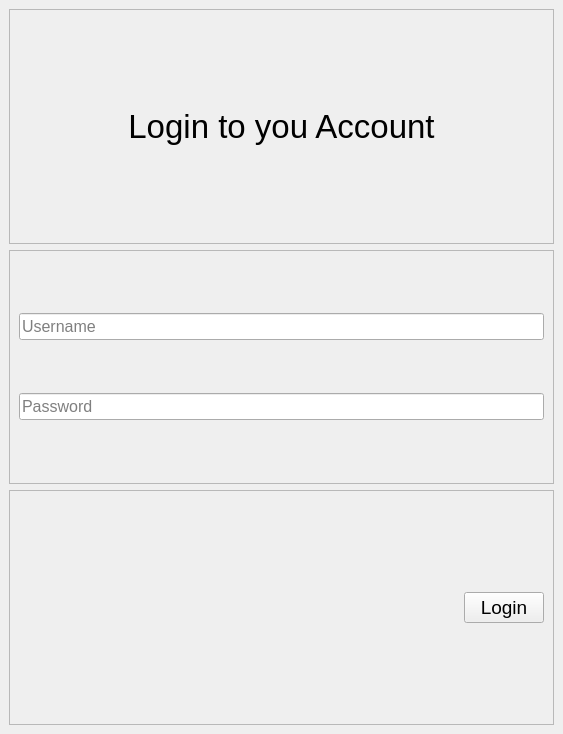
Before: the Qt Designer form ui/screens/loginwindow.ui in ahmedivy/hr-ms, drawn with Qt 5.
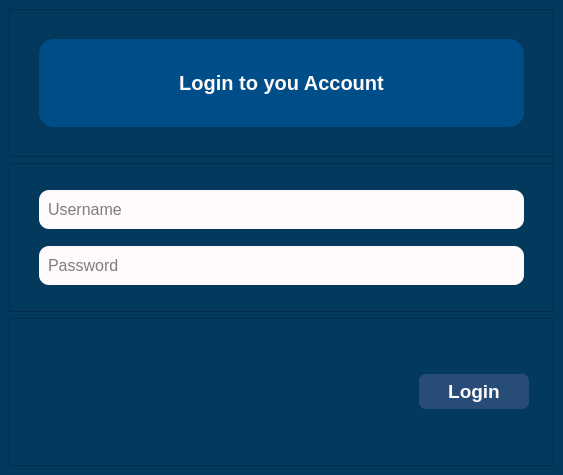
After: the same form once the commit is applied.

The edit to the form file:
```diff
--- a/ui/screens/loginwindow.ui
+++ b/ui/screens/loginwindow.ui
@@ -7,12 +7,15 @@
     <x>0</x>
     <y>0</y>
     <width>563</width>
-    <height>734</height>
+    <height>475</height>
    </rect>
   </property>
   <property name="windowTitle">
    <string>MainWindow</string>
   </property>
+  <property name="styleSheet">
+   <string notr="true">background-color:#04395e;</string>
+  </property>
   <widget class="QWidget" name="centralwidget">
    <layout class="QVBoxLayout" name="verticalLayout_2">
     <item>
@@ -28,9 +31,21 @@
         <widget class="QLabel" name="label">
          <property name="font">
           <font>
-           <pointsize>25</pointsize>
+           <pointsize>-1</pointsize>
+           <italic>false</italic>
+           <bold>true</bold>
           </font>
          </property>
+         <property name="styleSheet">
+          <string notr="true">text-transform:uppercase;
+font-size: 20px;
+background-color: #004e89;
+color:#FFFAFB;
+font:bold;
+border-radius:15px;
+margin: 20px;
+</string>
+         </property>
          <property name="text">
           <string>Login to you Account</string>
          </property>
@@ -64,6 +79,15 @@
          <property name="toolTip">
           <string>&lt;html&gt;&lt;head/&gt;&lt;body&gt;&lt;p&gt;Username&lt;/p&gt;&lt;/body&gt;&lt;/html&gt;</string>
          </property>
+         <property name="styleSheet">
+          <string notr="true">margin: 3px 0;
+border-radius:10px;
+width:250px;
+height: 25px;
+background-color:#FFFAFB;
+padding:7px;
+margin: 0 20px;</string>
+         </property>
          <property name="placeholderText">
           <string>Username</string>
          </property>
@@ -79,6 +103,14 @@
          <property name="toolTip">
           <string>&lt;html&gt;&lt;head/&gt;&lt;body&gt;&lt;p&gt;Password&lt;/p&gt;&lt;/body&gt;&lt;/html&gt;</string>
          </property>
+         <property name="styleSheet">
+          <string notr="true">margin: 3px 0;border-radius:10px;
+width:250px;
+height: 25px;
+background-color:#FFFAFB;
+padding:7px;
+margin: 0 20px;</string>
+         </property>
          <property name="echoMode">
           <enum>QLineEdit::Password</enum>
          </property>
@@ -123,8 +155,30 @@
          <property name="font">
           <font>
            <pointsize>14</pointsize>
+           <italic>false</italic>
+           <bold>true</bold>
           </font>
          </property>
+         <property name="styleSheet">
+          <string notr="true">QPushButton{
+background-color: #274c77;
+color:#FFFAFB;
+font:bold;
+padding: 5px;
+border-radius:7px;
+width: 100px;
+height:25px;
+margin-right:15px;
+}
+
+QPushButton:hover {
+ background-color: #4cc9f0;
+ color:black;
+font:bold;
+padding: 5px;
+border-radius:7px;
+}</string>
+         </property>
          <property name="text">
           <string>Login</string>
          </property>
```
